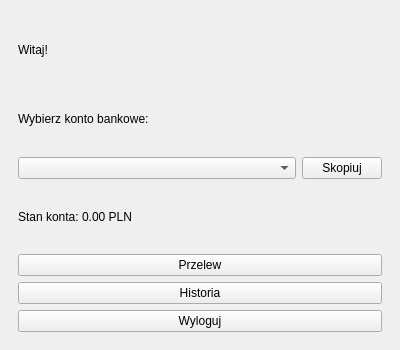
The window that bankapp.ui (majkus522/aplikacja-bankowa) describes before a commit, drawn with Qt 5.
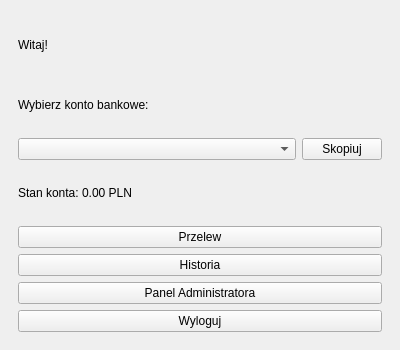
The same window after the commit.

Commit message: Admin panel

The edit to the form file:
```diff
--- a/bankapp.ui
+++ b/bankapp.ui
@@ -71,6 +71,13 @@
           </property>
          </widget>
         </item>
+        <item>
+         <widget class="QPushButton" name="btnOpenAdminPanel">
+          <property name="text">
+           <string>Panel Administratora</string>
+          </property>
+         </widget>
+        </item>
         <item>
          <widget class="QPushButton" name="btnLogout">
           <property name="text">
```
The commit also changes 8 other files.
